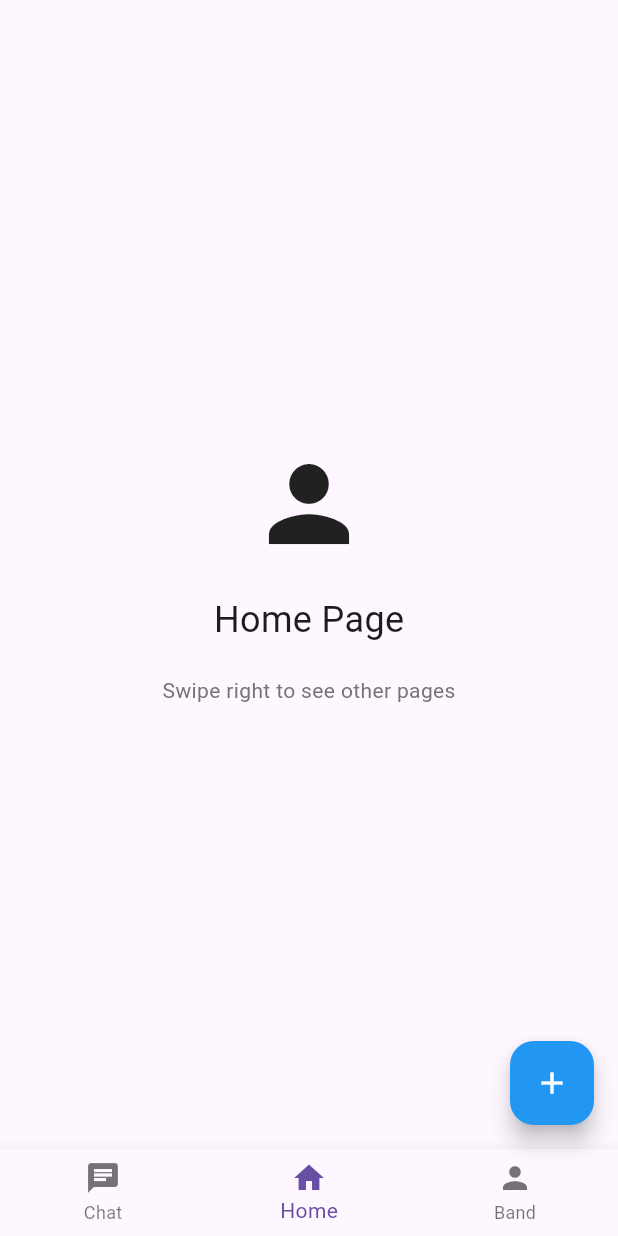
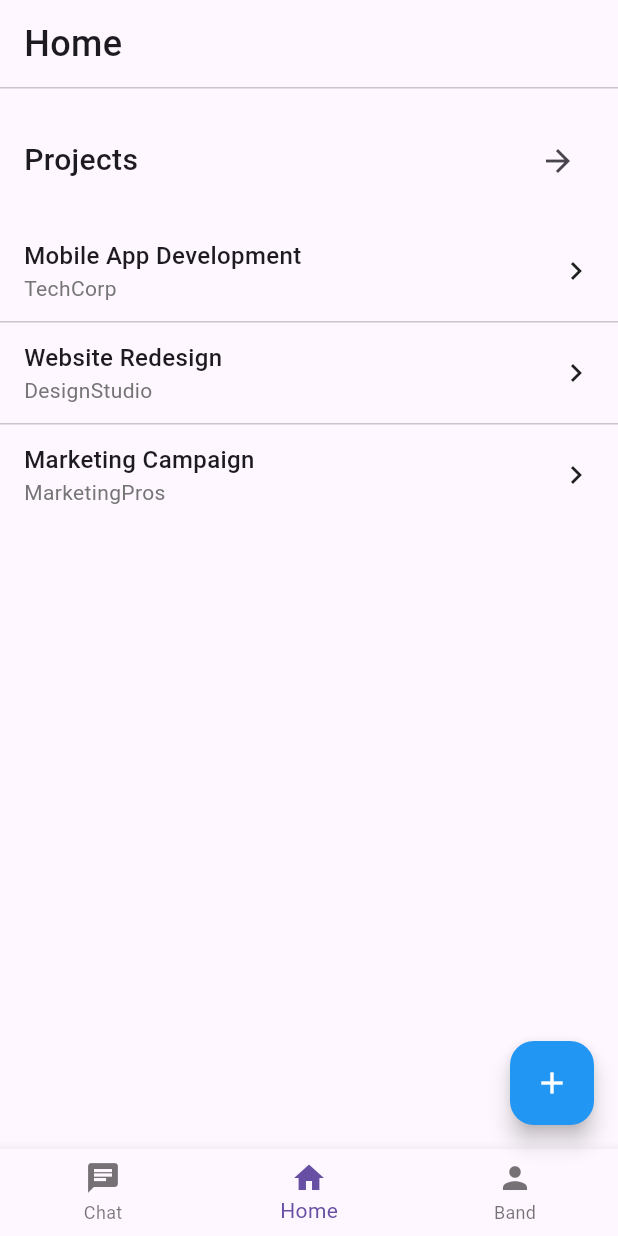
Before and after one commit to delegator-ch/docs, a Flutter app: the screen it shows after launch, swiped to page 2, on a phone screen of 412 x 824 dp. Run offline on Flutter 3.47's test engine with Material 3 defaults, Android fonts, the phone set to English and light mode, and no system bars; accounts and stored records are empty.

Commit message:
Add Projects

```diff
--- /dev/null
+++ b/code/delegator-app/lib/components/preview_list_components.dart
@@ -0,0 +1,96 @@
+// lib/components/preview_list_component.dart
+import 'package:flutter/material.dart';
+
+class PreviewListComponent extends StatelessWidget {
+  final String title;
+  final List<PreviewListItem> items;
+  final VoidCallback onViewAllPressed;
+
+  const PreviewListComponent({
+    super.key,
+    required this.title,
+    required this.items,
+    required this.onViewAllPressed,
+  });
+
+  @override
+  Widget build(BuildContext context) {
+    return Column(
+      crossAxisAlignment: CrossAxisAlignment.start,
+      children: [
+        Padding(
+          padding: const EdgeInsets.symmetric(horizontal: 16.0, vertical: 8.0),
+          child: Row(
+            mainAxisAlignment: MainAxisAlignment.spaceBetween,
+            children: [
+              Text(
+                title,
+                style: const TextStyle(
+                  fontSize: 20,
+                  fontWeight: FontWeight.w500,
+                ),
+              ),
+              IconButton(
+                icon: const Icon(Icons.arrow_forward),
+                onPressed: onViewAllPressed,
+              ),
+            ],
+          ),
+        ),
+        const SizedBox(height: 8),
+        ListView.separated(
+          physics: const NeverScrollableScrollPhysics(),
+          shrinkWrap: true,
+          itemCount: items.length,
+          separatorBuilder: (context, index) => const Divider(height: 1),
+          itemBuilder: (context, index) {
+            return InkWell(
+              onTap: items[index].onTap,
+              child: Padding(
+                padding: const EdgeInsets.symmetric(
+                  horizontal: 16.0,
+                  vertical: 12.0,
+                ),
+                child: Row(
+                  children: [
+                    Expanded(
+                      child: Column(
+                        crossAxisAlignment: CrossAxisAlignment.start,
+                        children: [
+                          Text(
+                            items[index].title,
+                            style: const TextStyle(
+                              fontSize: 16,
+                              fontWeight: FontWeight.w500,
+                            ),
+                          ),
+                          if (items[index].subtitle != null)
+                            Text(
+                              items[index].subtitle!,
+                              style: TextStyle(
+                                fontSize: 14,
+                                color: Colors.grey[600],
+                              ),
+                            ),
+                        ],
+                      ),
+                    ),
+                    const Icon(Icons.chevron_right),
+                  ],
+                ),
+              ),
+            );
+          },
+        ),
+      ],
+    );
+  }
+}
+
+class PreviewListItem {
+  final String title;
+  final String? subtitle;
+  final VoidCallback onTap;
+
+  PreviewListItem({required this.title, this.subtitle, required this.onTap});
+}
--- /dev/null
+++ b/code/delegator-app/lib/model/project_model.dart
@@ -0,0 +1,14 @@
+// lib/model/project_model.dart
+class Project {
+  final int id;
+  final String name;
+  final String organisation;
+  final String created;
+
+  Project({
+    required this.id,
+    required this.name,
+    required this.organisation,
+    required this.created,
+  });
+}
--- a/code/delegator-app/lib/pages/page-home.dart
+++ b/code/delegator-app/lib/pages/page-home.dart
@@ -1,5 +1,9 @@
 // lib/pages/page-home.dart
 import 'package:flutter/material.dart';
+import '../components//preview_list_components.dart';
+import '../model/project_model.dart';
+import 'page-project-detail.dart';
+import 'page-all-projects.dart';
 
 class PageHome extends StatefulWidget {
   const PageHome({super.key});
@@ -9,19 +13,86 @@ class PageHome extends StatefulWidget {
 }
 
 class _PageHomeState extends State<PageHome> {
+  // Sample project data
+  final List<Project> _projects = [
+    Project(
+      id: 1,
+      name: 'Mobile App Development',
+      organisation: 'TechCorp',
+      created: '2024-05-01',
+    ),
+    Project(
+      id: 2,
+      name: 'Website Redesign',
+      organisation: 'DesignStudio',
+      created: '2024-05-05',
+    ),
+    Project(
+      id: 3,
+      name: 'Marketing Campaign',
+      organisation: 'MarketingPros',
+      created: '2024-05-10',
+    ),
+  ];
+
   @override
   Widget build(BuildContext context) {
-    return Center(
-      child: Column(
-        mainAxisAlignment: MainAxisAlignment.center,
+    return Scaffold(
+      body: SafeArea(
+        child: SingleChildScrollView(
+          child: Column(
+            crossAxisAlignment: CrossAxisAlignment.start,
+            children: [
+              _buildHeader(),
+              const Divider(height: 1),
+              const SizedBox(height: 16),
+              PreviewListComponent(
+                title: 'Projects',
+                items:
+                    _projects.take(3).map((project) {
+                      return PreviewListItem(
+                        title: project.name,
+                        subtitle: project.organisation,
+                        onTap: () {
+                          Navigator.push(
+                            context,
+                            MaterialPageRoute(
+                              builder:
+                                  (context) =>
+                                      PageProjectDetail(project: project),
+                            ),
+                          );
+                        },
+                      );
+                    }).toList(),
+                onViewAllPressed: () {
+                  Navigator.push(
+                    context,
+                    MaterialPageRoute(
+                      builder:
+                          (context) => PageAllProjects(projects: _projects),
+                    ),
+                  );
+                },
+              ),
+              const SizedBox(height: 16),
+              // Add more sections or components here as needed
+            ],
+          ),
+        ),
+      ),
+    );
+  }
+
+  Widget _buildHeader() {
+    return Padding(
+      padding: const EdgeInsets.symmetric(horizontal: 16.0, vertical: 12.0),
+      child: Row(
+        mainAxisAlignment: MainAxisAlignment.start,
         children: [
-          const Icon(Icons.person, size: 80),
-          const SizedBox(height: 20),
-          const Text('Home Page', style: TextStyle(fontSize: 24)),
-          const SizedBox(height: 20),
-          Text(
-            'Swipe right to see other pages',
-            style: TextStyle(color: Colors.grey[600]),
+          const Text(
+            'Home',
+            style: TextStyle(fontSize: 24, fontWeight: FontWeight.w500),
           ),
         ],
       ),
--- a/code/delegator-app/lib/pages/page-main.dart
+++ b/code/delegator-app/lib/pages/page-main.dart
@@ -1,3 +1,4 @@
+// lib/pages/page-main.dart
 import 'package:flutter/material.dart';
 import 'page-chat.dart';
 import 'page-home.dart';
```
Also changed, not shown: code/delegator-app/lib/pages/page-all-projects.dart (added, +37 -0 lines), code/delegator-app/lib/pages/page-project-detail.dart (added, +63 -0 lines).
